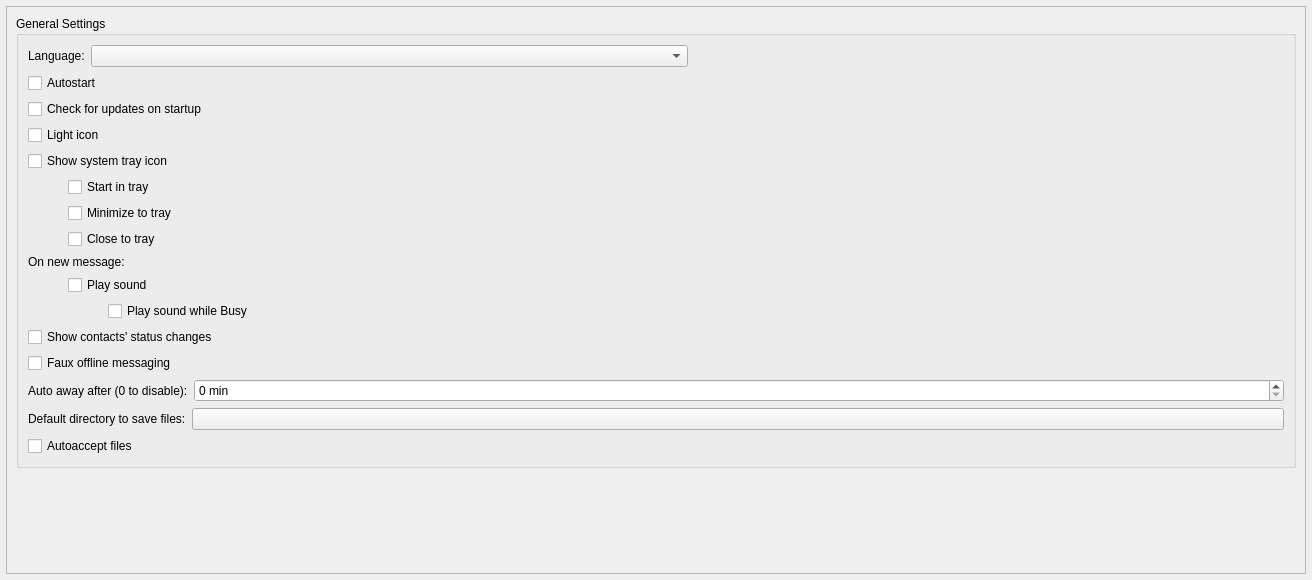
Before: the Qt Designer form src/widget/form/settings/generalsettings.ui in qTox/qTox, drawn with Qt 5.
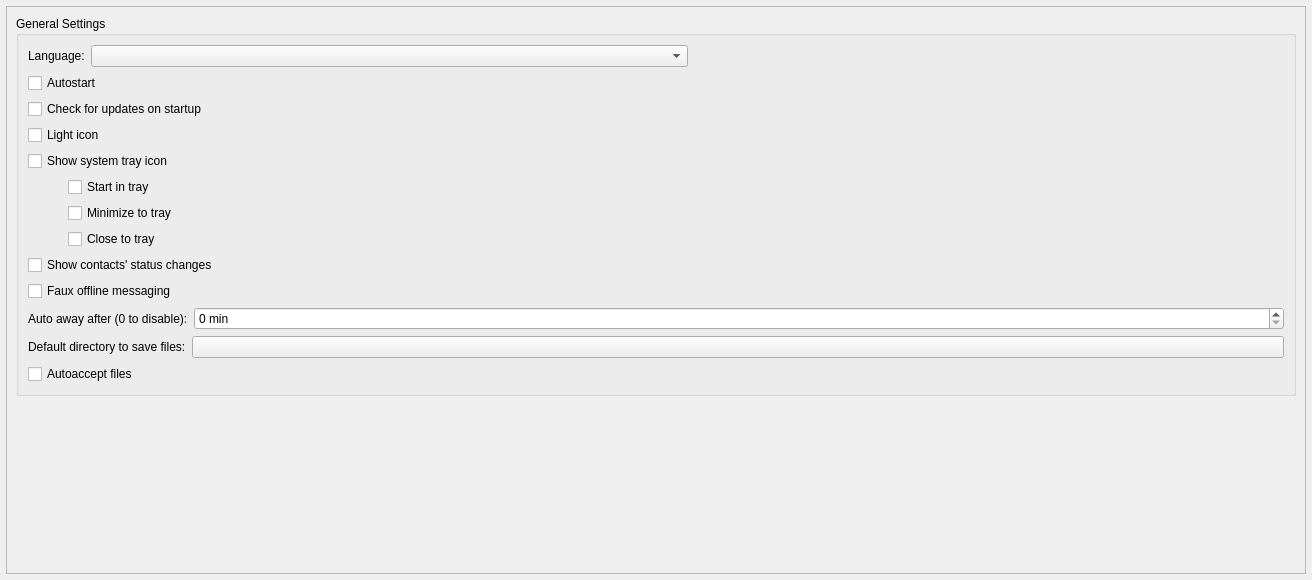
After: the same form once the commit is applied. Custom widgets are drawn as their Qt base class.

Commit message: refactor(ui): consolidate new message settings under UI page

Patch:
```diff
--- a/src/widget/form/settings/generalsettings.ui
+++ b/src/widget/form/settings/generalsettings.ui
@@ -208,41 +208,6 @@
               </item>
              </layout>
             </item>
-            <item>
-             <widget class="QLabel" name="newMessageLabel">
-              <property name="text">
-               <string>On new message:</string>
-              </property>
-             </widget>
-            </item>
-            <item>
-             <layout class="QVBoxLayout" name="verticalLayout_5">
-              <property name="leftMargin">
-               <number>40</number>
-              </property>
-              <item>
-               <widget class="QCheckBox" name="notifySound">
-                <property name="text">
-                 <string>Play sound</string>
-                </property>
-               </widget>
-              </item>
-              <item>
-               <layout class="QVBoxLayout" name="verticalLayout">
-                <property name="leftMargin">
-                 <number>40</number>
-                </property>
-                <item>
-                 <widget class="QCheckBox" name="busySound">
-                  <property name="text">
-                   <string>Play sound while Busy</string>
-                  </property>
-                 </widget>
-                </item>
-               </layout>
-              </item>
-             </layout>
-            </item>
             <item>
              <widget class="QCheckBox" name="statusChanges">
               <property name="text">
```
Left out of the diff: 2 changed lines with no effect on the pictures. The commit also changes 6 other files.
